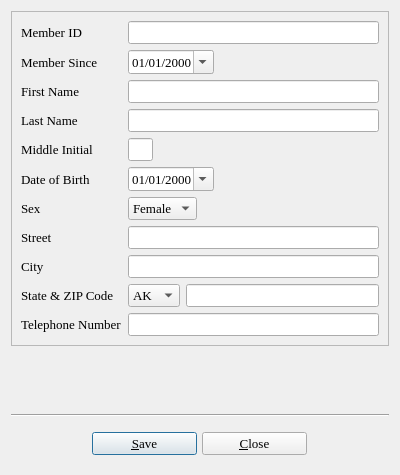
Above: userinfo.ui from textbrowser/biblioteq before the change. Below: the same form after it.
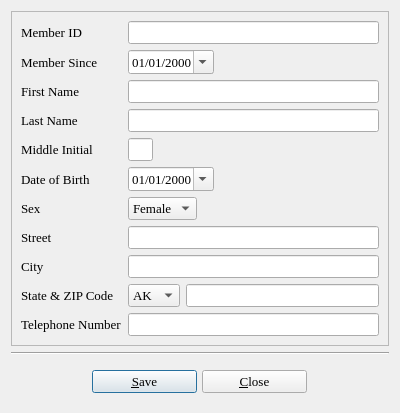
That is the form after the change. Icons and pictures are not drawn.

Diff of the .ui file:
```diff
--- a/userinfo.ui
+++ b/userinfo.ui
@@ -6,7 +6,7 @@
     <x>0</x>
     <y>0</y>
     <width>400</width>
-    <height>475</height>
+    <height>375</height>
    </rect>
   </property>
   <property name="minimumSize" >
```
